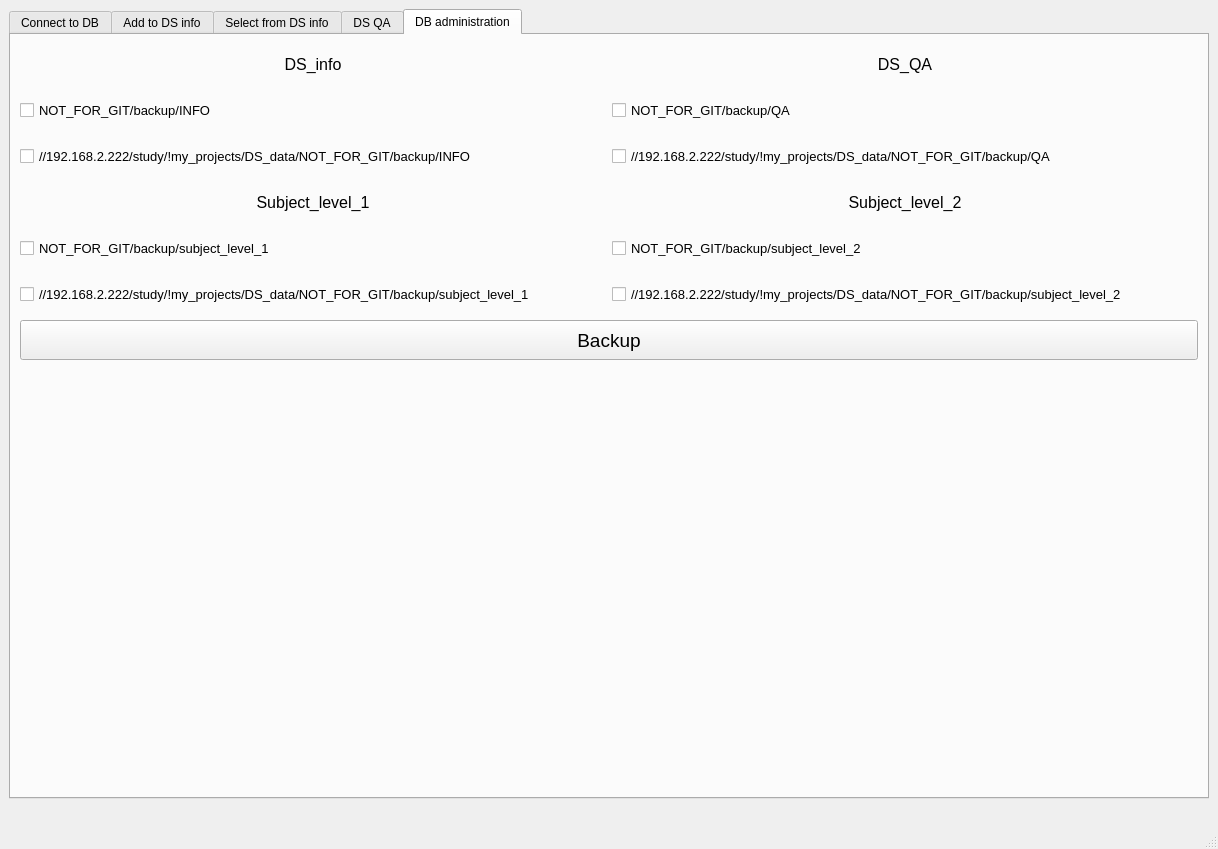
Before: the Qt Designer form DS_data/ui/main.ui in a18091986/python_study_different, drawn with Qt 5.
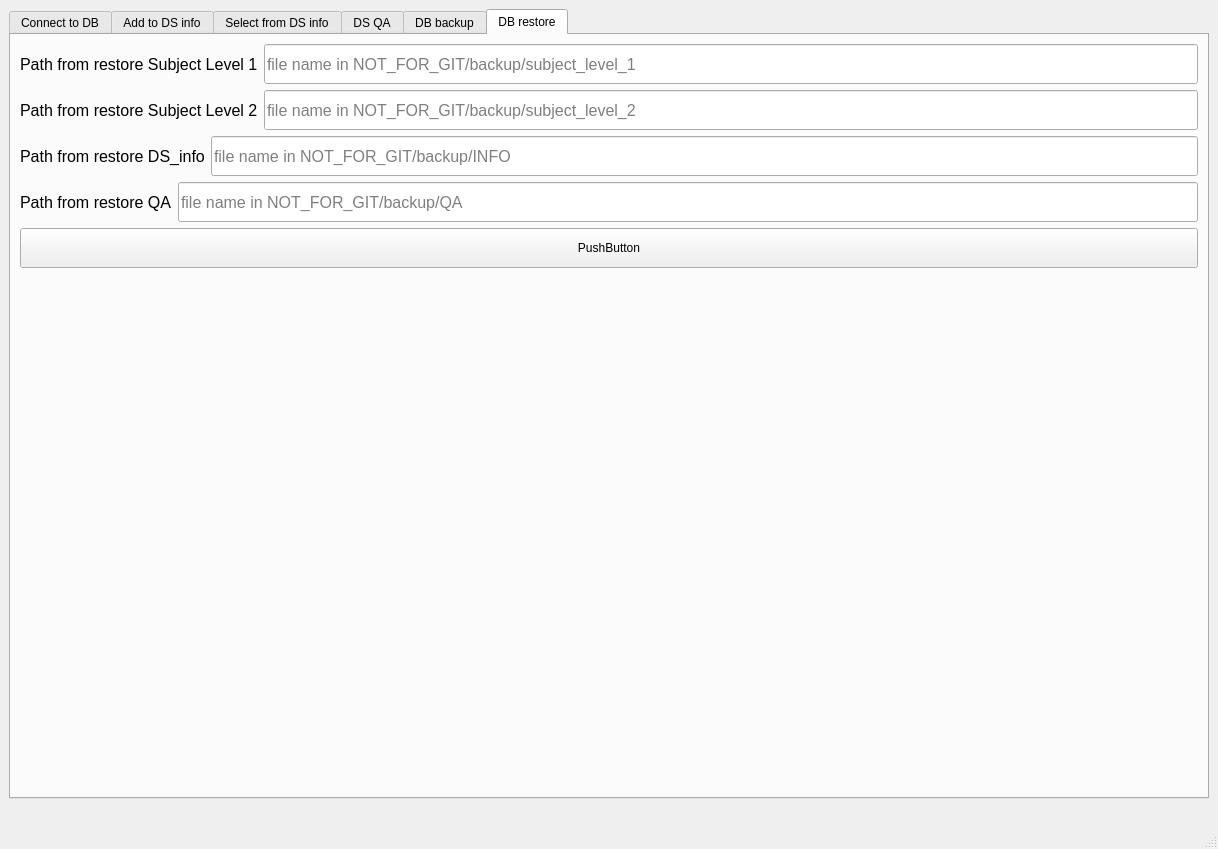
After: the same form once the commit is applied. The open tabs and pages were chosen to show the change.

What changed in the file:
```diff
--- a/DS_data/ui/main.ui
+++ b/DS_data/ui/main.ui
@@ -917,9 +917,9 @@
       </widget>
       <widget class="QWidget" name="tab_5">
        <attribute name="title">
-        <string>DB administration</string>
+        <string>DB backup</string>
        </attribute>
-       <layout class="QVBoxLayout" name="verticalLayout_8">
+       <layout class="QVBoxLayout" name="verticalLayout_9">
         <item>
          <layout class="QHBoxLayout" name="horizontalLayout_4">
           <item>
@@ -1261,28 +1261,56 @@
          </layout>
         </item>
         <item>
-         <widget class="QPushButton" name="pushButton_backup_tables">
-          <property name="minimumSize">
-           <size>
-            <width>0</width>
-            <height>40</height>
-           </size>
-          </property>
-          <property name="maximumSize">
-           <size>
-            <width>16777215</width>
-            <height>40</height>
-           </size>
-          </property>
-          <property name="font">
-           <font>
-            <pointsize>14</pointsize>
-           </font>
-          </property>
-          <property name="text">
-           <string>Backup</string>
-          </property>
-         </widget>
+         <layout class="QHBoxLayout" name="horizontalLayout_7">
+          <item>
+           <widget class="QPushButton" name="pushButton_backup_tables">
+            <property name="minimumSize">
+             <size>
+              <width>0</width>
+              <height>40</height>
+             </size>
+            </property>
+            <property name="maximumSize">
+             <size>
+              <width>16777215</width>
+              <height>40</height>
+             </size>
+            </property>
+            <property name="font">
+             <font>
+              <pointsize>14</pointsize>
+             </font>
+            </property>
+            <property name="text">
+             <string>Backup Selected</string>
+            </property>
+           </widget>
+          </item>
+          <item>
+           <widget class="QPushButton" name="pushButton_backup_tables_all">
+            <property name="minimumSize">
+             <size>
+              <width>0</width>
+              <height>40</height>
+             </size>
+            </property>
+            <property name="maximumSize">
+             <size>
+              <width>16777215</width>
+              <height>40</height>
+             </size>
+            </property>
+            <property name="font">
+             <font>
+              <pointsize>14</pointsize>
+             </font>
+            </property>
+            <property name="text">
+             <string>Backup ALL</string>
+            </property>
+           </widget>
+          </item>
+         </layout>
         </item>
         <item>
          <spacer name="verticalSpacer_5">
@@ -1338,6 +1366,288 @@
         </item>
        </layout>
       </widget>
+      <widget class="QWidget" name="tab_6">
+       <attribute name="title">
+        <string>DB restore</string>
+       </attribute>
+       <layout class="QVBoxLayout" name="verticalLayout_8">
+        <item>
+         <layout class="QHBoxLayout" name="horizontalLayout_8">
+          <item>
+           <widget class="QLabel" name="label_Restore_SL1">
+            <property name="minimumSize">
+             <size>
+              <width>0</width>
+              <height>40</height>
+             </size>
+            </property>
+            <property name="maximumSize">
+             <size>
+              <width>16777215</width>
+              <height>40</height>
+             </size>
+            </property>
+            <property name="font">
+             <font>
+              <pointsize>12</pointsize>
+             </font>
+            </property>
+            <property name="text">
+             <string>Path from restore Subject Level 1</string>
+            </property>
+           </widget>
+          </item>
+          <item>
+           <widget class="QLineEdit" name="lineEdit_restore_SL1">
+            <property name="minimumSize">
+             <size>
+              <width>0</width>
+              <height>40</height>
+             </size>
+            </property>
+            <property name="maximumSize">
+             <size>
+              <width>16777215</width>
+              <height>40</height>
+             </size>
+            </property>
+            <property name="font">
+             <font>
+              <pointsize>12</pointsize>
+             </font>
+            </property>
+            <property name="placeholderText">
+             <string>file name in NOT_FOR_GIT/backup/subject_level_1</string>
+            </property>
+           </widget>
+          </item>
+         </layout>
+        </item>
+        <item>
+         <layout class="QHBoxLayout" name="horizontalLayout_9">
+          <item>
+           <widget class="QLabel" name="label_Restore_SL2">
+            <property name="minimumSize">
+             <size>
+              <width>0</width>
+              <height>40</height>
+             </size>
+            </property>
+            <property name="maximumSize">
+             <size>
+              <width>16777215</width>
+              <height>40</height>
+             </size>
+            </property>
+            <property name="font">
+             <font>
+              <pointsize>12</pointsize>
+             </font>
+            </property>
+            <property name="text">
+             <string>Path from restore Subject Level 2</string>
+            </property>
+           </widget>
+          </item>
+          <item>
+           <widget class="QLineEdit" name="lineEdit_restore_SL2">
+            <property name="minimumSize">
+             <size>
+              <width>0</width>
+              <height>40</height>
+             </size>
+            </property>
+            <property name="maximumSize">
+             <size>
+              <width>16777215</width>
+              <height>40</height>
+             </size>
+            </property>
+            <property name="font">
+             <font>
+              <pointsize>12</pointsize>
+             </font>
+            </property>
+            <property name="text">
+             <string/>
+            </property>
+            <property name="placeholderText">
+             <string>file name in NOT_FOR_GIT/backup/subject_level_2</string>
+            </property>
+           </widget>
+          </item>
+         </layout>
+        </item>
+        <item>
+         <layout class="QHBoxLayout" name="horizontalLayout_10">
+          <item>
+           <widget class="QLabel" name="label_Restore_DS_info">
+            <property name="minimumSize">
+             <size>
+              <width>0</width>
+              <height>40</height>
+             </size>
+            </property>
+            <property name="maximumSize">
+             <size>
+              <width>16777215</width>
+              <height>40</height>
+             </size>
+            </property>
+            <property name="font">
+             <font>
+              <pointsize>12</pointsize>
+             </font>
+            </property>
+            <property name="text">
+             <string>Path from restore DS_info</string>
+            </property>
+           </widget>
+          </item>
+          <item>
+           <widget class="QLineEdit" name="lineEdit_restore_DS_info">
+            <property name="minimumSize">
+             <size>
+              <width>0</width>
+              <height>40</height>
+             </size>
+            </property>
+            <property name="maximumSize">
+             <size>
+              <width>16777215</width>
+              <height>40</height>
+             </size>
+            </property>
+            <property name="font">
+             <font>
+              <pointsize>12</pointsize>
+             </font>
+            </property>
+            <property name="placeholderText">
+             <string>file name in NOT_FOR_GIT/backup/INFO</string>
+            </property>
+           </widget>
+          </item>
+         </layout>
+        </item>
+        <item>
+         <layout class="QHBoxLayout" name="horizontalLayout_11">
+          <item>
+           <widget class="QLabel" name="label_Restore_DS_info_2">
+            <property name="minimumSize">
+             <size>
+              <width>0</width>
+              <height>40</height>
+             </size>
+            </property>
+            <property name="maximumSize">
+             <size>
+              <width>16777215</width>
+              <height>40</height>
+             </size>
+            </property>
+            <property name="font">
+             <font>
+              <pointsize>12</pointsize>
+             </font>
+            </property>
+            <property name="text">
+             <string>Path from restore QA</string>
+            </property>
+           </widget>
+          </item>
+          <item>
+           <widget class="QLineEdit" name="lineEdit_restore_DS_info_2">
+            <property name="minimumSize">
+             <size>
+              <width>0</width>
+              <height>40</height>
+             </size>
+            </property>
+            <property name="maximumSize">
+             <size>
+              <width>16777215</width>
+              <height>40</height>
+             </size>
+            </property>
+            <property name="font">
+             <font>
+              <pointsize>12</pointsize>
+             </font>
+            </property>
+            <property name="placeholderText">
+             <string>file name in NOT_FOR_GIT/backup/QA</string>
+            </property>
+           </widget>
+          </item>
+         </layout>
+        </item>
+        <item>
+         <widget class="QPushButton" name="pushButton_RESTORE">
+          <property name="minimumSize">
+           <size>
+            <width>0</width>
+            <height>40</height>
+           </size>
+          </property>
+          <property name="maximumSize">
+           <size>
+            <width>16777215</width>
+            <height>40</height>
+           </size>
+          </property>
+          <property name="text">
+           <string>PushButton</string>
+          </property>
+         </widget>
+        </item>
+        <item>
+         <spacer name="verticalSpacer_7">
+          <property name="orientation">
+           <enum>Qt::Vertical</enum>
+          </property>
+          <property name="sizeHint" stdset="0">
+           <size>
+            <width>20</width>
+            <height>40</height>
+           </size>
+          </property>
+         </spacer>
+        </item>
+        <item>
+         <widget class="QLabel" name="label_restore_result">
+          <property name="minimumSize">
+           <size>
+            <width>0</width>
+            <height>200</height>
+           </size>
+          </property>
+          <property name="maximumSize">
+           <size>
+            <width>16777215</width>
+            <height>200</height>
+           </size>
+          </property>
+          <property name="text">
+           <string/>
+          </property>
+         </widget>
+        </item>
+        <item>
+         <spacer name="verticalSpacer_8">
+          <property name="orientation">
+           <enum>Qt::Vertical</enum>
+          </property>
+          <property name="sizeHint" stdset="0">
+           <size>
+            <width>20</width>
+            <height>40</height>
+           </size>
+          </property>
+         </spacer>
+        </item>
+       </layout>
+      </widget>
      </widget>
     </item>
     <item>
```
Left out of the diff: 2 changed lines with no effect on the pictures.
